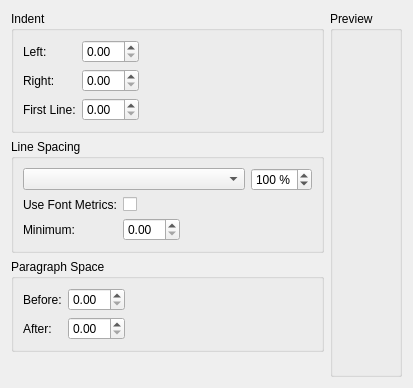
The window that plugins/textshape/dialogs/ParagraphIndentSpacing.ui (KDE/krita) describes before a commit, drawn with Qt 5.
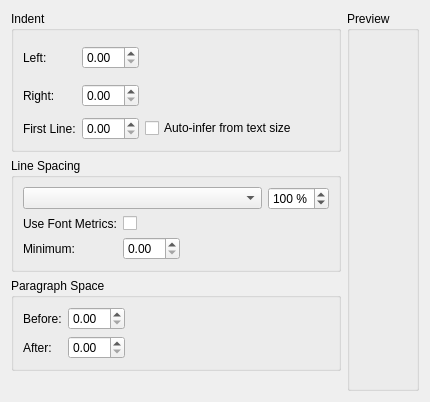
The same window after the commit. Custom widgets are drawn as their Qt base class.

Commit message:
Add ui in indent/spacing dialog for automaticTextIndent
(Also, pick font from block's first char, not from the block's charformat)

```diff
--- a/plugins/textshape/dialogs/ParagraphIndentSpacing.ui
+++ b/plugins/textshape/dialogs/ParagraphIndentSpacing.ui
@@ -5,8 +5,8 @@
    <rect>
     <x>0</x>
     <y>0</y>
-    <width>400</width>
-    <height>388</height>
+    <width>430</width>
+    <height>402</height>
    </rect>
   </property>
   <property name="whatsThis" >
@@ -32,7 +32,7 @@
       <item row="0" column="1" >
        <widget class="KoUnitDoubleSpinBox" name="left" />
       </item>
-      <item rowspan="3" row="0" column="2" >
+      <item rowspan="2" row="0" column="2" >
        <spacer>
         <property name="orientation" >
          <enum>Qt::Horizontal</enum>
@@ -71,6 +71,13 @@
       <item row="2" column="1" >
        <widget class="KoUnitDoubleSpinBox" name="first" />
       </item>
+      <item row="2" column="2" >
+       <widget class="QCheckBox" name="autoTextIndent" >
+        <property name="text" >
+         <string>Auto-infer from text size   </string>
+        </property>
+       </widget>
+      </item>
      </layout>
     </widget>
    </item>
```
The commit also changes 3 other files.
